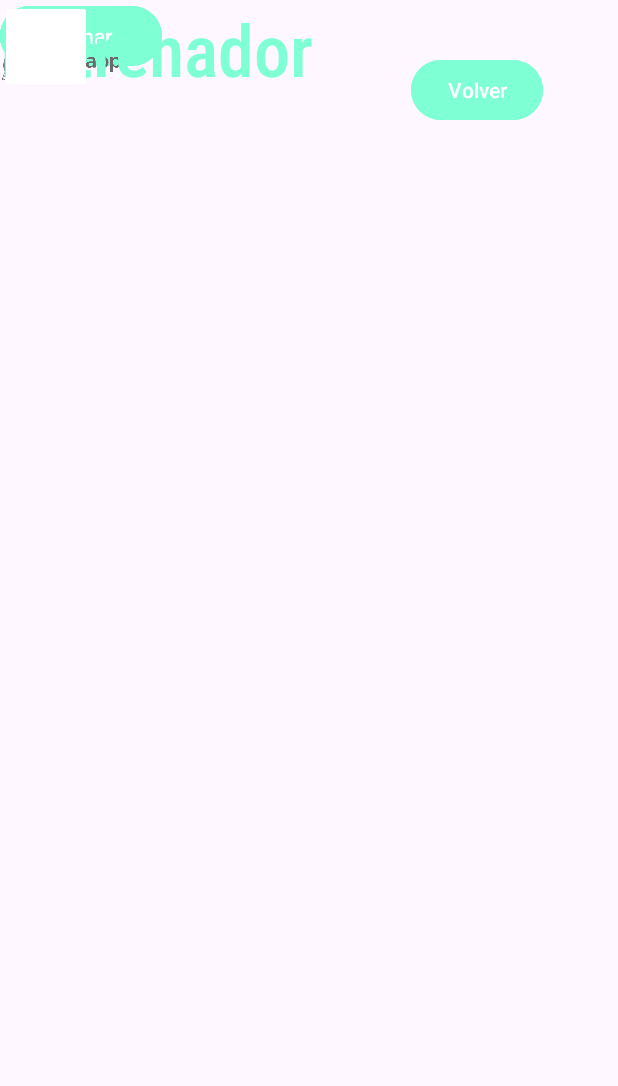
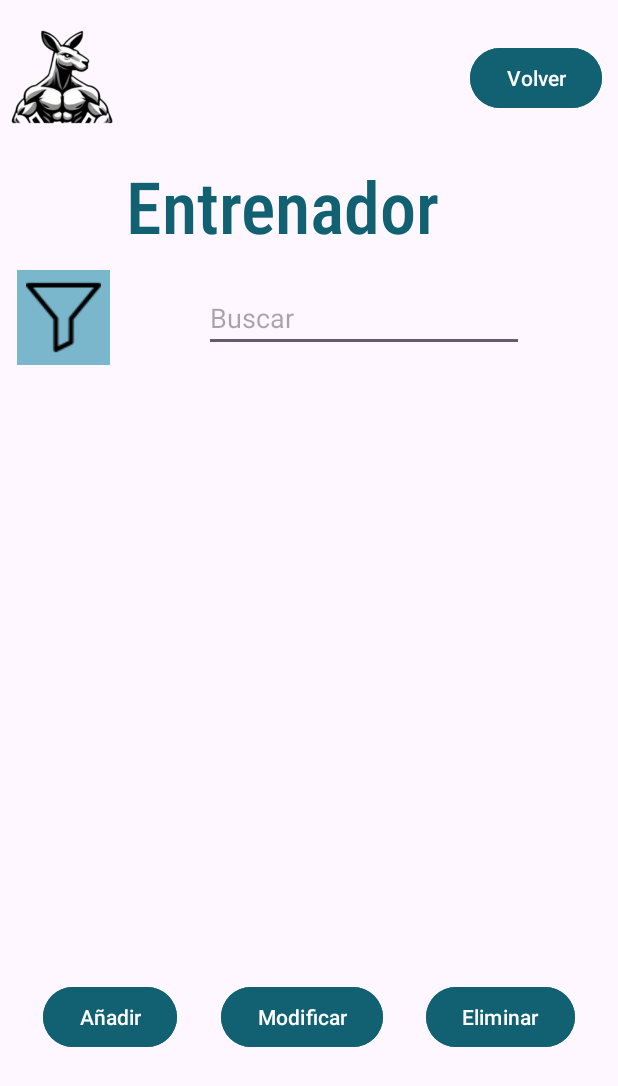
Before and after one commit to corderaa/Gym-App-Android, an Android app: the CoachActivity screen opened directly, with no data from a screen before it, on a phone screen of 412 x 824 dp. Shown: the top 1086 px of the screen. Run offline under Robolectric (Android 15) with nearby library versions, the phone set to English and light mode, and no system bars.

Commit message:
FEATURE Pantalla entrenador incompleta

```diff
--- a/app/src/main/res/layout/coach.xml
+++ b/app/src/main/res/layout/coach.xml
@@ -9,49 +9,49 @@
         android:id="@+id/bottonReturn"
         android:layout_width="wrap_content"
         android:layout_height="wrap_content"
+        android:backgroundTint="@color/aquamarine"
         android:text="@string/go_back"
-        android:backgroundTint="@color/aquamarine"
-        app:layout_constraintBottom_toBottomOf="parent"
+        app:layout_constraintBottom_toTopOf="@+id/textView"
+        app:layout_constraintTop_toTopOf="parent"
         app:layout_constraintEnd_toEndOf="parent"
-        app:layout_constraintHorizontal_bias="0.845"
-        app:layout_constraintStart_toStartOf="parent"
-        app:layout_constraintTop_toTopOf="parent"
-        app:layout_constraintVertical_bias="0.046" />
+        app:layout_constraintHorizontal_bias="0.5"
+        app:layout_constraintStart_toEndOf="@+id/textView" />
 
     <Button
-        android:id="@+id/button"
+        android:id="@+id/buttonAdd"
         android:layout_width="wrap_content"
         android:layout_height="wrap_content"
         android:backgroundTint="@color/aquamarine"
         android:text="@string/add"
-        tools:layout_editor_absoluteX="34dp"
-        tools:layout_editor_absoluteY="566dp" />
+        app:layout_constraintBottom_toBottomOf="parent"
+        app:layout_constraintEnd_toStartOf="@+id/buttonModify"
+        app:layout_constraintHorizontal_bias="0.5"
+        app:layout_constraintStart_toStartOf="parent"
+        app:layout_constraintTop_toTopOf="@+id/guideline" />
 
     <Button
-        android:id="@+id/button2"
+        android:id="@+id/buttonModify"
         android:layout_width="wrap_content"
         android:layout_height="wrap_content"
         android:backgroundTint="@color/aquamarine"
         android:text="@string/modify"
-        tools:layout_editor_absoluteX="151dp"
-        tools:layout_editor_absoluteY="566dp" />
+        app:layout_constraintBottom_toBottomOf="parent"
+        app:layout_constraintEnd_toStartOf="@+id/buttonDelete"
+        app:layout_constraintHorizontal_bias="0.5"
+        app:layout_constraintStart_toEndOf="@+id/buttonAdd"
+        app:layout_constraintTop_toTopOf="@+id/guideline" />
 
     <Button
-        android:id="@+id/button3"
+        android:id="@+id/buttonDelete"
         android:layout_width="wrap_content"
         android:layout_height="wrap_content"
         android:backgroundTint="@color/aquamarine"
         android:text="@string/delete"
-        tools:layout_editor_absoluteX="295dp"
-        tools:layout_editor_absoluteY="566dp" />
-
-    <ImageView
-        android:id="@+id/imageView2"
-        android:layout_width="81dp"
-        android:layout_height="83dp"
-        app:srcCompat="@drawable/gymapp"
-        tools:layout_editor_absoluteX="36dp"
-        tools:layout_editor_absoluteY="16dp" />
+        app:layout_constraintBottom_toBottomOf="parent"
+        app:layout_constraintEnd_toEndOf="parent"
+        app:layout_constraintHorizontal_bias="0.5"
+        app:layout_constraintStart_toEndOf="@+id/buttonModify"
+        app:layout_constraintTop_toTopOf="@+id/guideline" />
 
     <TextView
         android:id="@+id/textView"
@@ -61,15 +61,62 @@
         android:text="@string/coach"
         android:textColor="@color/aquamarine"
         android:textSize="48sp"
-        tools:layout_editor_absoluteX="103dp"
-        tools:layout_editor_absoluteY="114dp" />
+        app:layout_constraintBottom_toTopOf="@+id/imageButton"
+        app:layout_constraintEnd_toStartOf="@+id/bottonReturn"
+        app:layout_constraintHorizontal_bias="0.5"
+        app:layout_constraintStart_toEndOf="@+id/imageButton"
+        app:layout_constraintTop_toBottomOf="@+id/imageView3" />
+
+    <ImageView
+        android:id="@+id/imageView3"
+        android:layout_width="82dp"
+        android:layout_height="79dp"
+        app:layout_constraintStart_toStartOf="parent"
+        app:layout_constraintEnd_toStartOf="@+id/textView"
+        app:layout_constraintBottom_toTopOf="@+id/textView"
+        app:layout_constraintTop_toTopOf="parent"
+        app:srcCompat="@drawable/cagaroo"
+        tools:layout_editor_absoluteX="49dp" />
 
     <ImageButton
         android:id="@+id/imageButton"
-        android:layout_width="61dp"
-        android:layout_height="62dp"
-        android:backgroundTint="@color/white"
-        tools:layout_editor_absoluteX="17dp"
-        tools:layout_editor_absoluteY="189dp" />
+        android:layout_width="62dp"
+        android:layout_height="63dp"
+        android:background="@color/lightAquamarine"
+        app:layout_constraintBottom_toTopOf="@+id/guideline2"
+        app:layout_constraintEnd_toStartOf="@+id/textView"
+        app:layout_constraintHorizontal_bias="0.5"
+        app:layout_constraintStart_toStartOf="parent"
+        app:layout_constraintTop_toBottomOf="@+id/textView"
+        app:srcCompat="@drawable/logofiltrar" />
+
+    <androidx.constraintlayout.widget.Guideline
+        android:id="@+id/guideline"
+        android:layout_width="wrap_content"
+        android:layout_height="wrap_content"
+        android:orientation="horizontal"
+        app:layout_constraintGuide_begin="532dp" />
+
+    <androidx.constraintlayout.widget.Guideline
+        android:id="@+id/guideline2"
+        android:layout_width="wrap_content"
+        android:layout_height="wrap_content"
+        android:orientation="horizontal"
+        app:layout_constraintGuide_begin="256dp" />
+
+    <EditText
+        android:id="@+id/editTextText4"
+        android:layout_width="wrap_content"
+        android:layout_height="wrap_content"
+        android:ems="10"
+        android:inputType="text"
+        android:hint="@string/Search"
+        app:layout_constraintEnd_toEndOf="parent"
+        app:layout_constraintStart_toEndOf="@id/imageButton"
+        app:layout_constraintTop_toBottomOf="@id/textView"
+        app:layout_constraintBottom_toTopOf="@id/guideline2"
+        tools:layout_editor_absoluteX="140dp"
+        tools:layout_editor_absoluteY="188dp" />
+
 
 </androidx.constraintlayout.widget.ConstraintLayout>
--- a/app/src/main/res/values/colors.xml
+++ b/app/src/main/res/values/colors.xml
@@ -2,5 +2,6 @@
 <resources>
     <color name="black">#FF000000</color>
     <color name="white">#FFFFFFFF</color>
-    <color name="aquamarine">#7FFFD4</color>
+    <color name="aquamarine">#116173</color>
+    <color name="lightAquamarine">#7AB7CC</color>
 </resources>
--- a/app/src/main/res/values/strings.xml
+++ b/app/src/main/res/values/strings.xml
@@ -19,6 +19,7 @@
     <string name="modify">Modificar</string>
     <string name="delete">Eliminar</string>
     <string name="coach">Entrenador</string>
+    <string name="Search">Buscar</string>
 
     <string-array name="items">
         <item>Cliente</item>
```
Also changed, not shown: app/src/main/res/drawable/logofiltrar.png (added).
